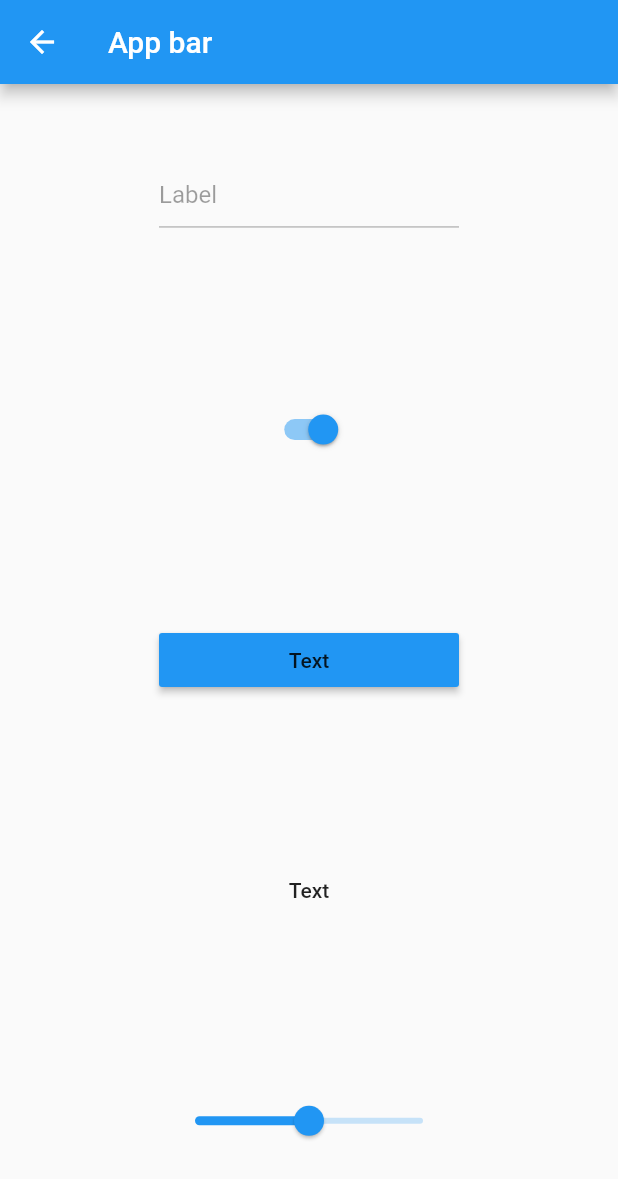
After one commit to anemchinova/404fest_flutter, a Flutter app: the MaterialInterfacePage screen opened directly, on a phone screen of 412 x 824 dp. The commit adds this screen. Shown: the top 1179 px of the screen. Run offline on Flutter 3.47's test engine with Material 2 defaults, Android fonts, the phone set to English and light mode, and no system bars; our stand-ins replace cached_network_image, flutter_svg, scrollable_positioned_list, sliver_tools.

Commit message:
Base implementation of native UI frameworks comparer (#15)
* Add base implementation of native ui comparer

* Fix analyzer warnings

```diff
--- a/lib/application.dart
+++ b/lib/application.dart
@@ -13,7 +13,7 @@ class Application extends StatelessWidget {
       child: MaterialApp(
         title: '404 Demo App',
         theme: ThemeData(
-          brightness: Brightness.dark,
+          brightness: Brightness.light,
           primarySwatch: Colors.blue,
         ),
         builder: (context, child) {
--- /dev/null
+++ b/lib/native_interfaces_comparer/base_layout.dart
@@ -0,0 +1,57 @@
+import 'package:flutter/material.dart';
+
+class BaseLayout extends StatelessWidget {
+  const BaseLayout({
+    Key? key,
+    required this.switcher,
+    required this.button,
+    required this.textButton,
+    required this.textField,
+    required this.slider,
+  }) : super(key: key);
+
+  final Widget switcher;
+  final Widget button;
+  final Widget textButton;
+  final Widget textField;
+  final Widget slider;
+
+  @override
+  Widget build(BuildContext context) {
+
+    return SizedBox(
+      width: 200,
+      child: Column(
+        crossAxisAlignment: CrossAxisAlignment.stretch,
+        mainAxisAlignment: MainAxisAlignment.start,
+        children: [
+          Expanded(
+            child: Center(
+              child: textField,
+            ),
+          ),
+          Expanded(
+            child: Center(
+              child: switcher,
+            ),
+          ),
+          Expanded(
+            child: Center(
+              child: button,
+            ),
+          ),
+          Expanded(
+            child: Center(
+              child: textButton,
+            ),
+          ),
+          Expanded(
+            child: Center(
+              child: slider,
+            ),
+          ),
+        ],
+      ),
+    );
+  }
+}
--- /dev/null
+++ b/lib/native_interfaces_comparer/material_interface_page.dart
@@ -0,0 +1,61 @@
+import 'package:fest404/native_interfaces_comparer/base_layout.dart';
+import 'package:flutter/material.dart';
+
+class MaterialInterfacePage extends StatelessWidget {
+  const MaterialInterfacePage({Key? key}) : super(key: key);
+
+  @override
+  Widget build(BuildContext context) {
+    return Scaffold(
+      appBar: AppBar(
+        title: const Text('App bar'),
+      ),
+      body: SafeArea(
+        child: Center(
+          child: Column(
+            crossAxisAlignment: CrossAxisAlignment.center,
+            mainAxisAlignment: MainAxisAlignment.start,
+            children: [
+              Expanded(
+                child: BaseLayout(
+                  textField: const TextField(
+                    enabled: false,
+                    decoration: InputDecoration(
+                      labelText: 'Label',
+                      alignLabelWithHint: true,
+                      hintText: 'Hint',
+                      helperText: 'Helper',
+                      errorText: null,
+                    ),
+                  ),
+                  switcher: Switch(
+                    value: true,
+                    onChanged: (_) {},
+                  ),
+                  button: SizedBox(
+                    width: double.infinity,
+                    child: MaterialButton(
+                      onPressed: () {},
+                      child: const Text('Text'),
+                      color: Colors.blue,
+                    ),
+                  ),
+                  textButton: MaterialButton(
+                    onPressed: () {},
+                    child: const Text('Text'),
+                  ),
+                  slider: Slider(
+                    value: 50,
+                    max: 100,
+                    min: 0,
+                    onChanged: (_) {},
+                  ),
+                ),
+              ),
+            ],
+          ),
+        ),
+      ),
+    );
+  }
+}
```
Also changed, not shown: lib/native_interfaces_comparer/cupertino_interface_page.dart (added, +75 -0 lines), lib/native_interfaces_comparer/native_interface_comparer.dart (added, +54 -0 lines), 5 other files.
